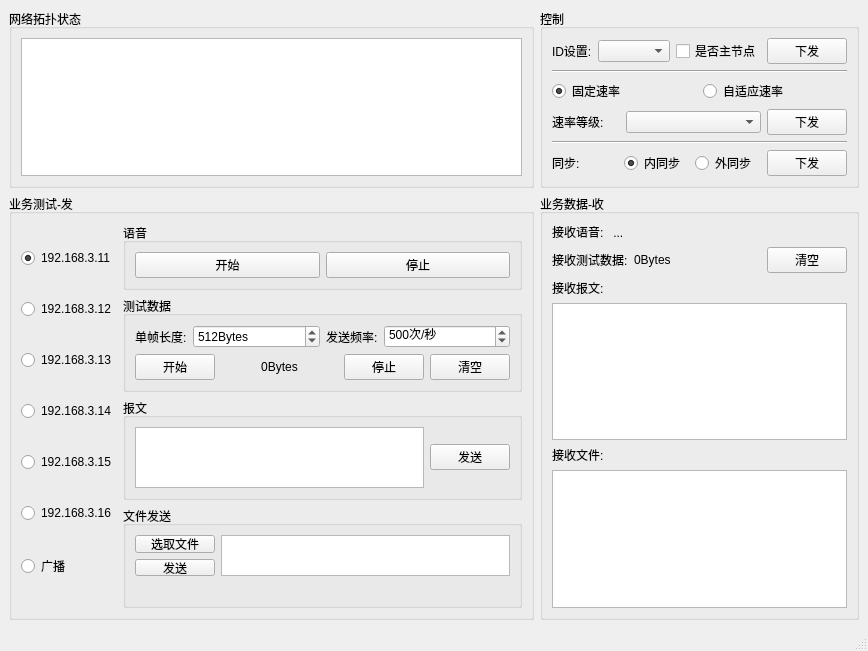
This is mainWin.ui in Doun2017/pyQTwithUDP as Qt 5 draws it before an edit. The edited form follows.
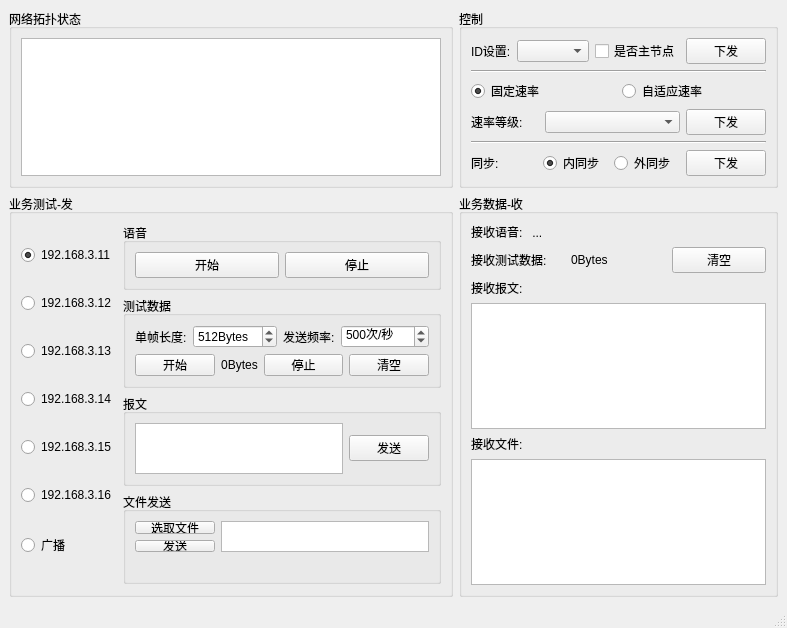
This is the edited form.

The edit to the form file:
```diff
--- a/mainWin.ui
+++ b/mainWin.ui
@@ -6,16 +6,10 @@
    <rect>
     <x>0</x>
     <y>0</y>
-    <width>868</width>
-    <height>651</height>
+    <width>787</width>
+    <height>628</height>
    </rect>
   </property>
-  <property name="sizePolicy">
-   <sizepolicy hsizetype="Preferred" vsizetype="Preferred">
-    <horstretch>0</horstretch>
-    <verstretch>0</verstretch>
-   </sizepolicy>
-  </property>
   <property name="minimumSize">
    <size>
     <width>787</width>
@@ -29,7 +23,7 @@
    <string>QBL测试程序</string>
   </property>
   <widget class="QWidget" name="centralwidget">
-   <layout class="QGridLayout" name="gridLayout" rowstretch="1,1" columnstretch="3,1">
+   <layout class="QGridLayout" name="gridLayout" rowstretch="3,1" columnstretch="3,1">
     <item row="1" column="0">
      <widget class="QGroupBox" name="groupBox_send">
       <property name="title">
@@ -187,12 +181,6 @@
               </item>
               <item>
                <widget class="QLabel" name="testDataSend_label">
-                <property name="sizePolicy">
-                 <sizepolicy hsizetype="Preferred" vsizetype="Preferred">
-                  <horstretch>0</horstretch>
-                  <verstretch>0</verstretch>
-                 </sizepolicy>
-                </property>
                 <property name="text">
                  <string>0Bytes</string>
                 </property>
@@ -235,12 +223,6 @@
             </item>
             <item>
              <widget class="QPushButton" name="textSend_pushButton">
-              <property name="sizePolicy">
-               <sizepolicy hsizetype="Preferred" vsizetype="Fixed">
-                <horstretch>0</horstretch>
-                <verstretch>0</verstretch>
-               </sizepolicy>
-              </property>
               <property name="text">
                <string>发送</string>
               </property>
@@ -322,12 +304,6 @@
       <layout class="QVBoxLayout" name="verticalLayout_4">
        <item>
         <widget class="QLabel" name="label_14">
-         <property name="sizePolicy">
-          <sizepolicy hsizetype="Fixed" vsizetype="Fixed">
-           <horstretch>0</horstretch>
-           <verstretch>0</verstretch>
-          </sizepolicy>
-         </property>
          <property name="text">
           <string>接收语音:   ...</string>
          </property>
@@ -337,12 +313,6 @@
         <layout class="QHBoxLayout" name="horizontalLayout_15">
          <item>
           <widget class="QLabel" name="label_11">
-           <property name="sizePolicy">
-            <sizepolicy hsizetype="Fixed" vsizetype="Fixed">
-             <horstretch>0</horstretch>
-             <verstretch>0</verstretch>
-            </sizepolicy>
-           </property>
            <property name="text">
             <string>接收测试数据:</string>
            </property>
@@ -350,12 +320,6 @@
          </item>
          <item>
           <widget class="QLabel" name="testDataReceive_label">
-           <property name="sizePolicy">
-            <sizepolicy hsizetype="Preferred" vsizetype="Preferred">
-             <horstretch>0</horstretch>
-             <verstretch>0</verstretch>
-            </sizepolicy>
-           </property>
            <property name="text">
             <string>0Bytes</string>
            </property>
@@ -363,12 +327,6 @@
          </item>
          <item>
           <widget class="QPushButton" name="testDataReceive_clear_pushButton">
-           <property name="sizePolicy">
-            <sizepolicy hsizetype="Fixed" vsizetype="Fixed">
-             <horstretch>0</horstretch>
-             <verstretch>0</verstretch>
-            </sizepolicy>
-           </property>
            <property name="text">
             <string>清空</string>
            </property>
@@ -392,12 +350,6 @@
        </item>
        <item>
         <widget class="QLabel" name="label_15">
-         <property name="sizePolicy">
-          <sizepolicy hsizetype="Fixed" vsizetype="Fixed">
-           <horstretch>0</horstretch>
-           <verstretch>0</verstretch>
-          </sizepolicy>
-         </property>
          <property name="text">
           <string>接收文件:</string>
          </property>
@@ -499,14 +451,7 @@
           </widget>
          </item>
          <item>
-          <widget class="QComboBox" name="frequency_comboBox">
-           <property name="sizePolicy">
-            <sizepolicy hsizetype="Minimum" vsizetype="Fixed">
-             <horstretch>0</horstretch>
-             <verstretch>0</verstretch>
-            </sizepolicy>
-           </property>
-          </widget>
+          <widget class="QComboBox" name="frequency_comboBox"/>
          </item>
          <item>
           <widget class="QPushButton" name="frequency_pushButton">
```
